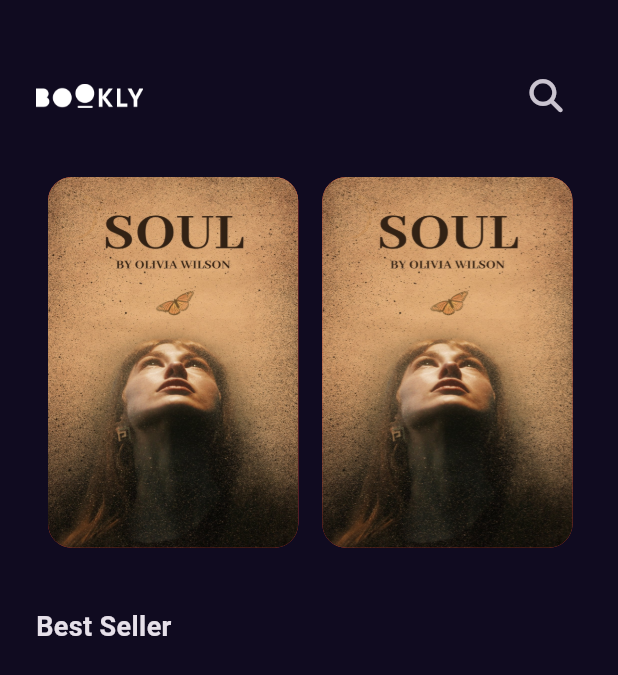
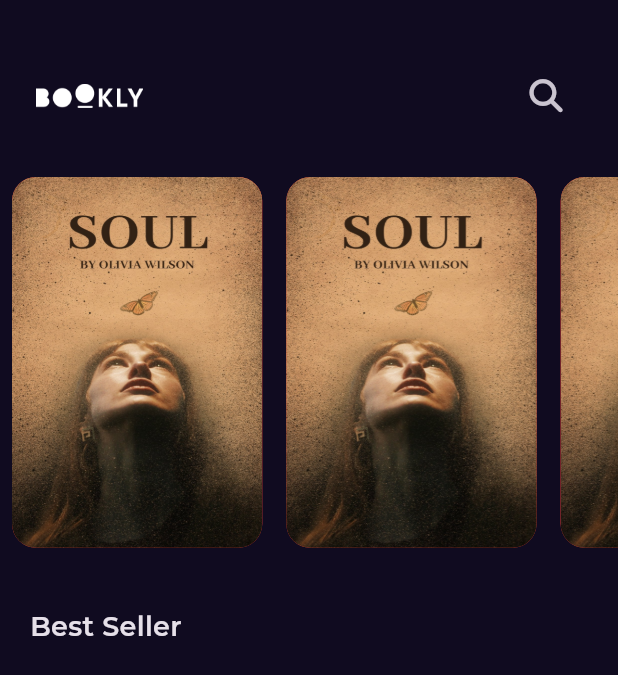
Before and after one commit to Rama-Fassi/MyBookly, a Flutter app: the screen it shows after launch, on a phone screen of 412 x 824 dp. Shown: the top 675 px of the screen. Run offline on Flutter 3.47's test engine with Material 3 defaults, Android fonts, the phone set to English and light mode, and no system bars; our stand-ins replace font_awesome_flutter, get, google_fonts.

Commit message:
add googleFonts

```diff
--- a/lib/features/home/presenatation/views/widgets/custom_app_bar.dart
+++ b/lib/features/home/presenatation/views/widgets/custom_app_bar.dart
@@ -10,7 +10,7 @@ class CustomAppBar extends StatelessWidget {
   @override
   Widget build(BuildContext context) {
     return Padding(
-      padding: const EdgeInsets.only(top: 40, bottom: 30),
+      padding: const EdgeInsets.only(right: 24, left: 24, top: 40, bottom: 30),
       child: Row(
         children: [
           Image.asset(
--- a/lib/features/home/presenatation/views/widgets/home_view_body.dart
+++ b/lib/features/home/presenatation/views/widgets/home_view_body.dart
@@ -8,9 +8,7 @@ class HomeViewBody extends StatelessWidget {
 
   @override
   Widget build(BuildContext context) {
-    return const Padding(
-      padding: EdgeInsets.symmetric(horizontal: 24.0),
-      child: Column(
+    return const Column(
       crossAxisAlignment: CrossAxisAlignment.start,
       children: [
         CustomAppBar(),
@@ -18,12 +16,14 @@ class HomeViewBody extends StatelessWidget {
         SizedBox(
           height: 40,
         ),
-          Text(
+        Padding(
+          padding: EdgeInsets.symmetric(horizontal: 20.0),
+          child: Text(
             'Best Seller',
             style: Styles.titleMedium,
           ),
+        ),
       ],
-      ),
     );
   }
 }
--- a/lib/main.dart
+++ b/lib/main.dart
@@ -2,6 +2,7 @@ import 'package:flutter/material.dart';
 import 'package:get/get.dart';
 import 'package:my_bookly/constants.dart';
 import 'package:my_bookly/features/splash/presentation/views/splash_view.dart';
+import 'package:google_fonts/google_fonts.dart';
 
 void main() {
   runApp(const BooklyApp());
@@ -16,6 +17,7 @@ class BooklyApp extends StatelessWidget {
       debugShowCheckedModeBanner: false,
       theme: ThemeData.dark().copyWith(
         scaffoldBackgroundColor: kPrimaryColor,
+        textTheme: GoogleFonts.montserratTextTheme(ThemeData.dark().textTheme),
       ),
       home: const SplashView(),
     );
--- a/pubspec.yaml
+++ b/pubspec.yaml
@@ -33,6 +33,8 @@ dependencies:
     sdk: flutter
   font_awesome_flutter: ^10.7.0
   get: ^4.6.6
+  google_fonts: ^6.2.0
+
 
 dev_dependencies:
   flutter_lints: ^2.0.0
```
Also changed, not shown: pubspec.lock, 1 other file. Lines whose indentation alone changed are shown as unchanged.
